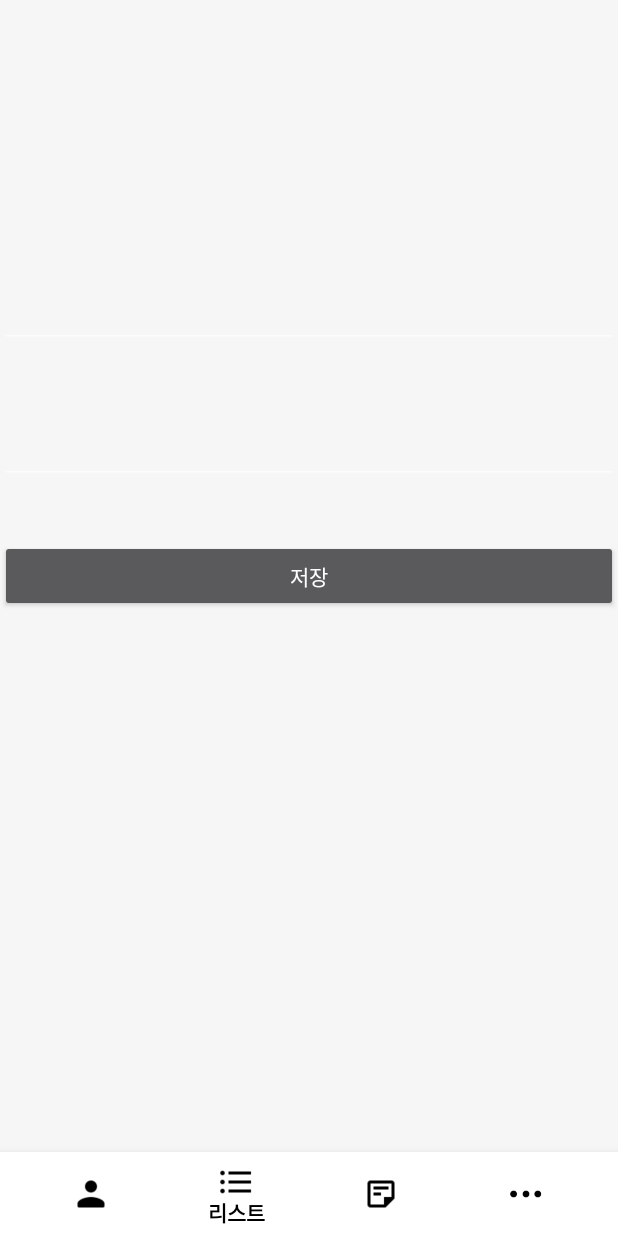
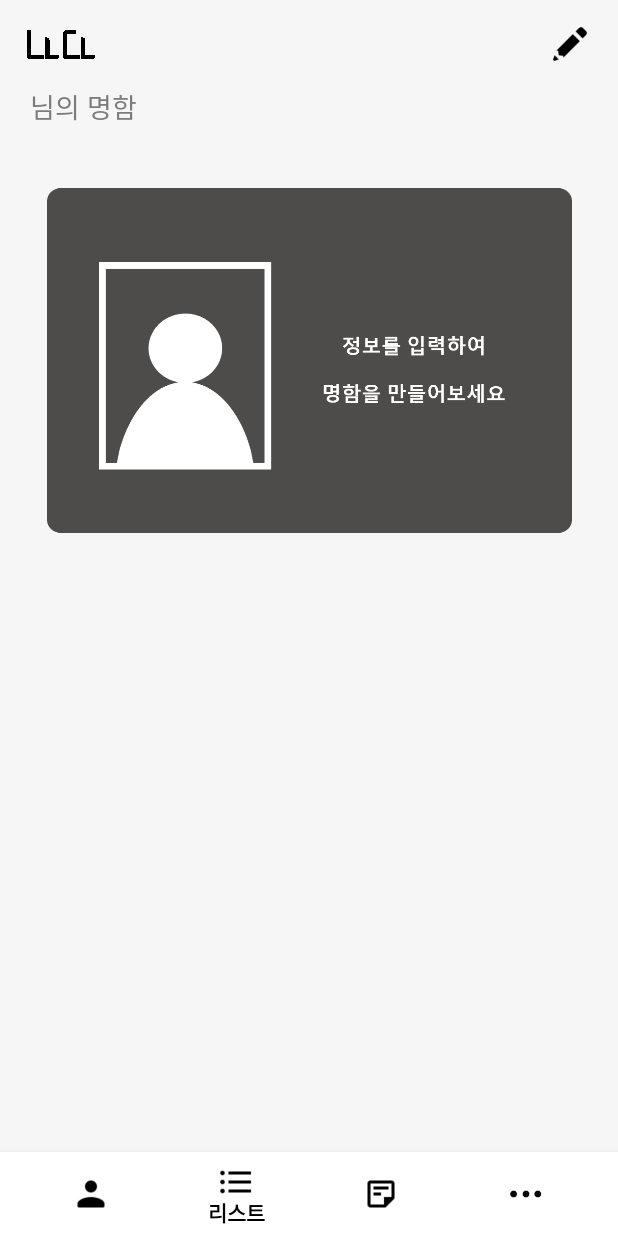
Before and after one commit to OSsunNO/Cname, an Android app: the fragment Frag1 placed in its activity, on a phone screen of 412 x 824 dp. Run offline under Robolectric (Android 15) with nearby library versions, the phone set to English and light mode, and no system bars.

Commit message:
카드 돌아감

```diff
--- a/app/src/main/java/com/cname/nada/Frag1.java
+++ b/app/src/main/java/com/cname/nada/Frag1.java
@@ -4,6 +4,9 @@ import android.os.Bundle;
 import android.view.LayoutInflater;
 import android.view.View;
 import android.view.ViewGroup;
+import android.widget.FrameLayout;
+import android.widget.ImageView;
+import android.widget.TextView;
 
 import androidx.annotation.NonNull;
 import androidx.annotation.Nullable;
@@ -11,6 +14,10 @@ import androidx.fragment.app.Fragment;
 
 public class Frag1 extends Fragment {
     private View view;
+    private TextView nameCardIntroduction;
+    private ImageView editBtn;
+    private boolean showingBack;
+    private FrameLayout nameCardView;
 
 
     @Nullable
@@ -19,6 +26,84 @@ public class Frag1 extends Fragment {
     {
         view = inflater.inflate(R.layout.frag1,container,false);
 
+        nameCardIntroduction = (TextView) view.findViewById(R.id.nameCardIntroduction);
+        editBtn = (ImageView) view.findViewById(R.id.EditBtn);
+        nameCardView = (FrameLayout) view.findViewById(R.id.container);
+
+        showingBack = false;
+
+        if(savedInstanceState == null) {
+            getFragmentManager().beginTransaction().add(R.id.container, new CardFrontFragment()).commit();
+        }
+
+        nameCardView.setOnClickListener(new View.OnClickListener() {
+            @Override
+            public void onClick(View v) {
+                flipCard();
+                if (showingBack == true) {
+                    showingBack = false;
+                } else {
+                    showingBack = true;
+                }
+            }
+        });
+
         return view;
     }
+
+    private void flipCard() {
+        if(showingBack) {
+            getFragmentManager().beginTransaction()
+                    .setCustomAnimations(
+                            R.animator.card_flip_right_in,
+                            R.animator.card_flip_right_out,
+                            R.animator.card_flip_left_in,
+                            R.animator.card_flip_left_out)
+                    .replace(R.id.container, new CardFrontFragment()).commit();
+            return;
+        }
+
+        // Flip to the back.
+
+        // Create and commit a new fragment transaction that adds the fragment for
+        // the back of the card, uses custom animations, and is part of the fragment
+        // manager's back stack.
+
+        getFragmentManager().beginTransaction()
+                // Replace the default fragment animations with animator resources
+                // representing rotations when switching to the back of the card, as
+                // well as animator resources representing rotations when flipping
+                // back to the front (e.g. when the system Back button is pressed).
+                .setCustomAnimations(
+                        R.animator.card_flip_right_in,
+                        R.animator.card_flip_right_out,
+                        R.animator.card_flip_left_in,
+                        R.animator.card_flip_left_out)
+                // Replace any fragments currently in the container view with a
+                // fragment representing the next page (indicated by the
+                // just-incremented currentPage variable).
+                .replace(R.id.container, new CardBackFragment())
+
+                // Add this transaction to the back stack, allowing users to press
+                // Back to get to the front of the card.
+
+                // Commit the transaction.
+                .commit();
+    }
+
+    // A fragment representing the front of the card.
+    public static class CardFrontFragment extends Fragment {
+        @Override
+        public View onCreateView(LayoutInflater inflater, ViewGroup container, Bundle savedInstanceState) {
+            return inflater.inflate(R.layout.fragment_card_front, container, false);
+        }
+    }
+
+    // A fragment representing the back of the card.
+    public static class CardBackFragment extends Fragment {
+        @Override
+        public View onCreateView(LayoutInflater inflater, ViewGroup container, Bundle savedInstanceState) {
+            return inflater.inflate(R.layout.fragment_card_back, container, false);
+        }
+    }
 }
--- /dev/null
+++ b/app/src/main/res/animator/card_flip_left_in.xml
@@ -0,0 +1,25 @@
+<?xml version="1.0" encoding="utf-8"?>
+<set xmlns:android="http://schemas.android.com/apk/res/android">
+    <!-- Before rotating, immediately set the alpha to 0. -->
+    <objectAnimator
+        android:valueFrom="1.0"
+        android:valueTo="0.0"
+        android:propertyName="alpha"
+        android:duration="0" />
+
+    <!-- Rotate. -->
+    <objectAnimator
+        android:valueFrom="-180"
+        android:valueTo="0"
+        android:propertyName="rotationY"
+        android:interpolator="@android:interpolator/accelerate_decelerate"
+        android:duration="@integer/card_flip_time_full" />
+
+    <!-- Half-way through the rotation (see startOffset), set the alpha to 1. -->
+    <objectAnimator
+        android:valueFrom="0.0"
+        android:valueTo="1.0"
+        android:propertyName="alpha"
+        android:startOffset="@integer/card_flip_time_half"
+        android:duration="1" />
+</set>
--- /dev/null
+++ b/app/src/main/res/animator/card_flip_left_out.xml
@@ -0,0 +1,18 @@
+<?xml version="1.0" encoding="utf-8"?>
+<set xmlns:android="http://schemas.android.com/apk/res/android">
+    <!-- Rotate. -->
+    <objectAnimator
+        android:valueFrom="0"
+        android:valueTo="180"
+        android:propertyName="rotationY"
+        android:interpolator="@android:interpolator/accelerate_decelerate"
+        android:duration="@integer/card_flip_time_full" />
+
+    <!-- Half-way through the rotation (see startOffset), set the alpha to 1. -->
+    <objectAnimator
+        android:valueFrom="1.0"
+        android:valueTo="0.0"
+        android:propertyName="alpha"
+        android:startOffset="@integer/card_flip_time_half"
+        android:duration="1" />
+</set>
--- /dev/null
+++ b/app/src/main/res/animator/card_flip_right_out.xml
@@ -0,0 +1,18 @@
+<?xml version="1.0" encoding="utf-8"?>
+<set xmlns:android="http://schemas.android.com/apk/res/android">
+    <!-- Rotate. -->
+    <objectAnimator
+        android:valueFrom="0"
+        android:valueTo="-180"
+        android:propertyName="rotationY"
+        android:interpolator="@android:interpolator/accelerate_decelerate"
+        android:duration="@integer/card_flip_time_full" />
+
+    <!-- Half-way through the rotation (see startOffset), set the alpha to 1. -->
+    <objectAnimator
+        android:valueFrom="1.0"
+        android:valueTo="0.0"
+        android:propertyName="alpha"
+        android:startOffset="@integer/card_flip_time_half"
+        android:duration="1" />
+</set>
--- a/app/src/main/res/layout/frag1.xml
+++ b/app/src/main/res/layout/frag1.xml
@@ -1,41 +1,69 @@
 <?xml version="1.0" encoding="utf-8"?>
 <androidx.constraintlayout.widget.ConstraintLayout xmlns:android="http://schemas.android.com/apk/res/android"
-    xmlns:tools="http://schemas.android.com/tools"
     android:layout_width="match_parent"
     android:layout_height="match_parent"
     xmlns:app="http://schemas.android.com/apk/res-auto"
     android:backgroundTint="#ffffff">
 
-    <EditText
-        android:id="@+id/editTxt1"
+    <androidx.constraintlayout.widget.ConstraintLayout
+        android:id="@+id/topBarLayout"
         android:layout_width="match_parent"
         android:layout_height="wrap_content"
-        app:layout_constraintBottom_toBottomOf="parent"
-        app:layout_constraintHorizontal_bias="1.0"
         app:layout_constraintLeft_toLeftOf="parent"
         app:layout_constraintRight_toRightOf="parent"
-        app:layout_constraintTop_toTopOf="parent"
-        app:layout_constraintVertical_bias="0.258" />
+        app:layout_constraintTop_toTopOf="parent">
 
-    <EditText
-        android:id="@+id/editTxt2"
+        <ImageView
+            android:id="@+id/logoImageView"
+            android:layout_width="45dp"
+            android:layout_height="35dp"
+            android:contentDescription="@string/app_logo"
+            android:src="@drawable/logo"
+            android:layout_marginTop="12dp"
+            android:layout_marginLeft="18dp"
+            app:layout_constraintStart_toStartOf="parent"
+            app:layout_constraintLeft_toLeftOf="parent"
+            app:layout_constraintTop_toTopOf="parent" />
+
+        <ImageView
+            android:id="@+id/EditBtn"
+            android:layout_width="28dp"
+            android:layout_height="28dp"
+            android:contentDescription="@string/settings"
+            android:src="@drawable/edit_icon"
+            android:layout_marginTop="15dp"
+            android:layout_marginRight="18dp"
+            app:layout_constraintEnd_toEndOf="parent"
+            app:layout_constraintRight_toRightOf="parent"
+            app:layout_constraintTop_toTopOf="parent" />
+    </androidx.constraintlayout.widget.ConstraintLayout>
+
+    <androidx.constraintlayout.widget.ConstraintLayout
+        android:id="@+id/aboveTheNameCardLayout"
         android:layout_width="match_parent"
         android:layout_height="wrap_content"
-        app:layout_constraintBottom_toBottomOf="parent"
-        app:layout_constraintHorizontal_bias="0.0"
+        android:layout_marginTop="10dp"
+        app:layout_constraintTop_toBottomOf="@+id/topBarLayout">
+        <TextView
+            android:id="@+id/nameCardIntroduction"
+            android:layout_width="match_parent"
+            android:layout_height="wrap_content"
+            android:layout_marginLeft="20dp"
+            android:textSize="18sp"
+            android:textColor="@color/gray0"
+            app:layout_constraintLeft_toLeftOf="parent"
+            app:layout_constraintTop_toTopOf="parent"
+            app:layout_constraintBottom_toBottomOf="parent"
+            android:text="님의 명함"/>
+    </androidx.constraintlayout.widget.ConstraintLayout>
+
+    <FrameLayout xmlns:android="http://schemas.android.com/apk/res/android"
+        android:id="@+id/container"
+        android:layout_width="400dp"
+        android:layout_height="300dp"
+        android:layout_marginTop="5dp"
         app:layout_constraintLeft_toLeftOf="parent"
         app:layout_constraintRight_toRightOf="parent"
-        app:layout_constraintTop_toTopOf="parent"
-        app:layout_constraintVertical_bias="0.384" />
-
-    <Button
-        android:layout_width="match_parent"
-        android:layout_height="wrap_content"
-        android:text="저장"
-        app:layout_constraintBottom_toBottomOf="parent"
-        app:layout_constraintLeft_toLeftOf="parent"
-        app:layout_constraintRight_toRightOf="parent"
-        app:layout_constraintTop_toTopOf="parent"/>
-
+        app:layout_constraintTop_toBottomOf="@+id/aboveTheNameCardLayout" />
 
 </androidx.constraintlayout.widget.ConstraintLayout>
--- /dev/null
+++ b/app/src/main/res/layout/fragment_card_back.xml
@@ -0,0 +1,18 @@
+<?xml version="1.0" encoding="utf-8"?>
+<androidx.constraintlayout.widget.ConstraintLayout xmlns:android="http://schemas.android.com/apk/res/android"
+    android:layout_width="match_parent"
+    android:layout_height="match_parent"
+    xmlns:app="http://schemas.android.com/apk/res-auto"
+    android:backgroundTint="#ffffff">
+
+    <ImageView xmlns:android="http://schemas.android.com/apk/res/android"
+        android:id="@+id/nameCardImageViewBack"
+        android:layout_width="350dp"
+        android:layout_height="230dp"
+        app:layout_constraintLeft_toLeftOf="parent"
+        app:layout_constraintRight_toRightOf="parent"
+        app:layout_constraintTop_toTopOf="parent"
+        app:layout_constraintBottom_toBottomOf="parent"
+        android:src="@drawable/base_namecard_back" />
+
+</androidx.constraintlayout.widget.ConstraintLayout>
--- /dev/null
+++ b/app/src/main/res/layout/fragment_card_front.xml
@@ -0,0 +1,18 @@
+<?xml version="1.0" encoding="utf-8"?>
+<androidx.constraintlayout.widget.ConstraintLayout xmlns:android="http://schemas.android.com/apk/res/android"
+    android:layout_width="match_parent"
+    android:layout_height="match_parent"
+    xmlns:app="http://schemas.android.com/apk/res-auto"
+    android:backgroundTint="#ffffff">
+
+    <ImageView xmlns:android="http://schemas.android.com/apk/res/android"
+        android:id="@+id/nameCardImageViewFront"
+        android:layout_width="350dp"
+        android:layout_height="230dp"
+        app:layout_constraintLeft_toLeftOf="parent"
+        app:layout_constraintRight_toRightOf="parent"
+        app:layout_constraintTop_toTopOf="parent"
+        app:layout_constraintBottom_toBottomOf="parent"
+        android:src="@drawable/base_namecard_front" />
+
+</androidx.constraintlayout.widget.ConstraintLayout>
--- /dev/null
+++ b/app/src/main/res/values/integers.xml
@@ -0,0 +1,5 @@
+<?xml version="1.0" encoding="utf-8"?>
+<resources>
+    <integer name="card_flip_time_full">500</integer>
+    <integer name="card_flip_time_half">250</integer>
+</resources>
```
Also changed, not shown: app/src/main/res/animator/card_flip_right_in.xml (added, +25 -0 lines), app/src/main/res/drawable-v24/base_namecard_back.png (added), app/src/main/res/drawable-v24/base_namecard_front.png (added), app/src/main/res/drawable-v24/edit_icon.png (added).
